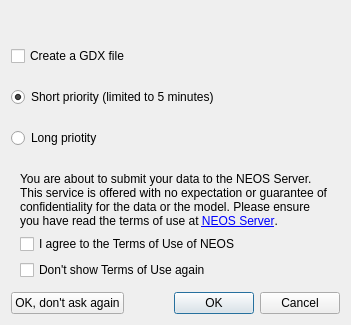
Qt form src/neos/neosstartdialog.ui (GAMS-dev/studio) before a commit.
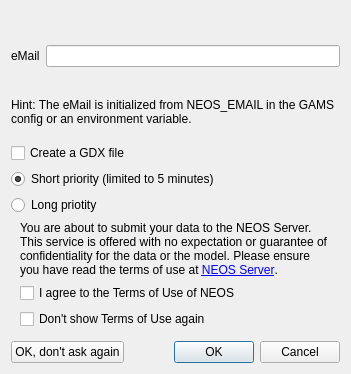
The same form after that commit. Icons and pictures are not drawn.

Commit message: - Added email field and initialization logic from gamsconfig.yaml or environment. - Changed default solver to CBC.

The edit to the form file:
```diff
--- a/src/neos/neosstartdialog.ui
+++ b/src/neos/neosstartdialog.ui
@@ -7,7 +7,7 @@
     <x>0</x>
     <y>0</y>
     <width>351</width>
-    <height>325</height>
+    <height>374</height>
    </rect>
   </property>
   <property name="windowTitle">
@@ -48,6 +48,44 @@
       <property name="bottomMargin">
        <number>0</number>
       </property>
+      <item>
+       <widget class="QWidget" name="widget" native="true">
+        <layout class="QHBoxLayout" name="horizontalLayout_2">
+         <property name="leftMargin">
+          <number>0</number>
+         </property>
+         <property name="topMargin">
+          <number>0</number>
+         </property>
+         <property name="rightMargin">
+          <number>0</number>
+         </property>
+         <property name="bottomMargin">
+          <number>0</number>
+         </property>
+         <item>
+          <widget class="QLabel" name="laEmail">
+           <property name="text">
+            <string>eMail</string>
+           </property>
+          </widget>
+         </item>
+         <item>
+          <widget class="QLineEdit" name="edEmail"/>
+         </item>
+        </layout>
+       </widget>
+      </item>
+      <item>
+       <widget class="QLabel" name="laEmailHint">
+        <property name="text">
+         <string>Hint: The eMail is initialized from NEOS_EMAIL in the GAMS config or an environment variable.</string>
+        </property>
+        <property name="wordWrap">
+         <bool>true</bool>
+        </property>
+       </widget>
+      </item>
       <item>
        <widget class="QCheckBox" name="cbForceGdx">
         <property name="text">
```
The commit also changes 8 other files.
